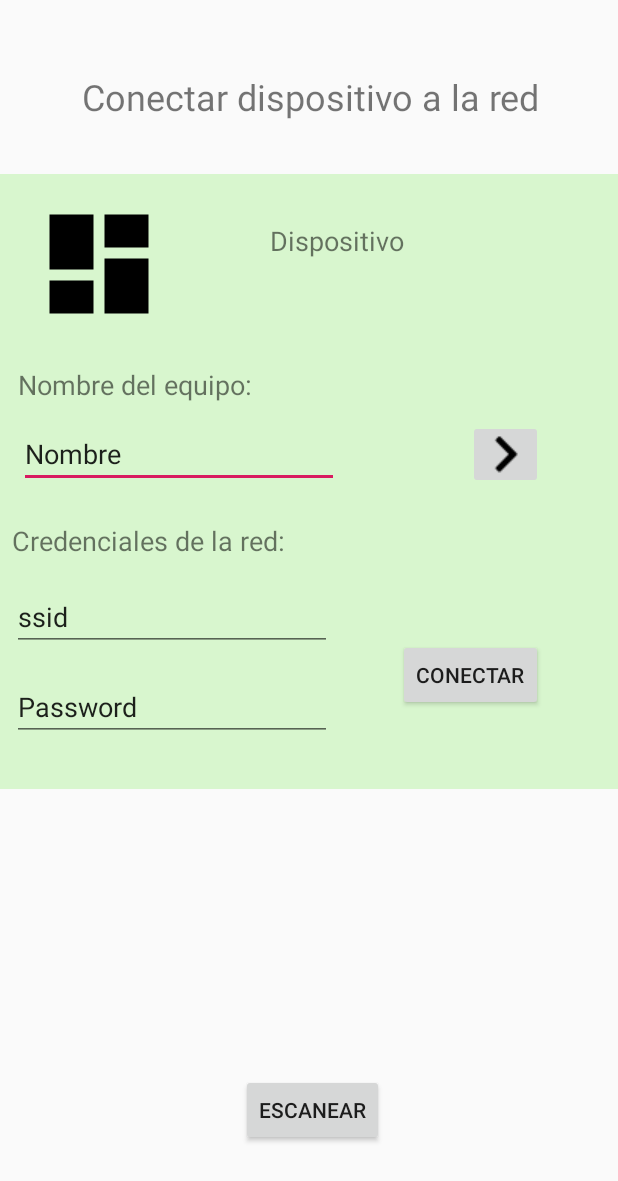
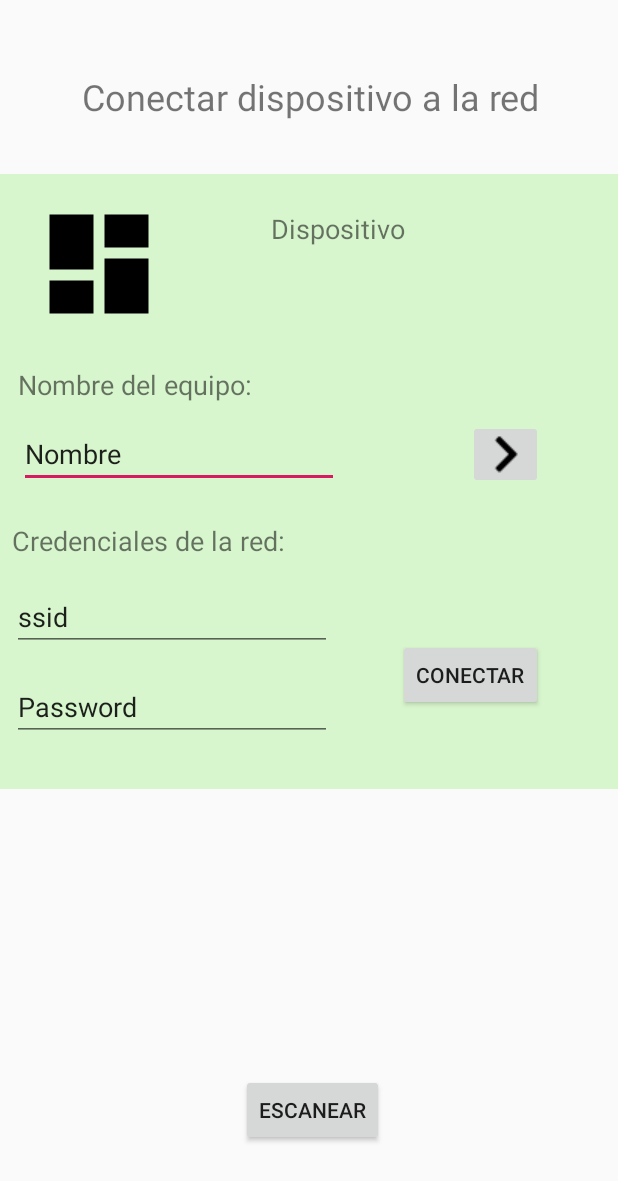
Before and after one commit to UlisesSchreiner/EnergytecApp, an Android app: the layout activity_add_device.xml on its own in the app's theme, with its tools: preview values and no code run, on a phone screen of 412 x 824 dp. Shown: the top 1181 px of the screen. Run offline under Robolectric (Android 15) with nearby library versions, the phone set to English and light mode, and no system bars; network calls fail.

Commit message:
addDevice2

```diff
--- a/app/src/main/java/com/example/myapplication/ObjetoHTTP.java
+++ b/app/src/main/java/com/example/myapplication/ObjetoHTTP.java
@@ -12,12 +12,9 @@ public class ObjetoHTTP implements Serializable {
     protected String NOMBRE;
 
 
-    ObjetoHTTP(){
 
+    public ObjetoHTTP() {
     }
 
 
-
-
-
 }
--- a/app/src/main/res/layout/activity_add_device.xml
+++ b/app/src/main/res/layout/activity_add_device.xml
@@ -20,7 +20,7 @@
         app:layout_constraintTop_toTopOf="parent" />
 
     <Button
-        android:id="@+id/button"
+        android:id="@+id/buttonEscan"
         android:layout_width="wrap_content"
         android:layout_height="wrap_content"
         android:layout_marginEnd="156dp"
@@ -31,6 +31,7 @@
         app:layout_constraintEnd_toEndOf="parent" />
 
     <androidx.constraintlayout.widget.ConstraintLayout
+        android:id="@+id/visorObjeto"
         android:layout_width="414dp"
         android:layout_height="410dp"
         android:layout_marginTop="116dp"
@@ -39,7 +40,7 @@
         tools:layout_editor_absoluteX="-2dp">
 
         <EditText
-            android:id="@+id/editText2"
+            android:id="@+id/editTextName"
             android:layout_width="wrap_content"
             android:layout_height="wrap_content"
             android:layout_marginTop="164dp"
@@ -52,7 +53,7 @@
             app:layout_constraintTop_toTopOf="parent" />
 
         <ImageView
-            android:id="@+id/imageView"
+            android:id="@+id/imageDevice"
             android:layout_width="100dp"
             android:layout_height="88dp"
             android:layout_marginStart="16dp"
@@ -63,12 +64,12 @@
             app:srcCompat="@drawable/ic_dashboard_black_24dp" />
 
         <TextView
-            android:id="@+id/textView14"
-            android:layout_width="wrap_content"
-            android:layout_height="0dp"
-            android:layout_marginTop="32dp"
-            android:layout_marginEnd="140dp"
-            android:layout_marginRight="140dp"
+            android:id="@+id/textDevice"
+            android:layout_width="165dp"
+            android:layout_height="75dp"
+            android:layout_marginTop="24dp"
+            android:layout_marginEnd="68dp"
+            android:layout_marginRight="68dp"
             android:text="Dispositivo "
             android:textSize="18sp"
             app:layout_constraintEnd_toEndOf="parent"
@@ -136,7 +137,7 @@
             app:layout_constraintEnd_toEndOf="parent" />
 
         <ImageButton
-            android:id="@+id/imageButton"
+            android:id="@+id/imageButtonName"
             android:layout_width="wrap_content"
             android:layout_height="wrap_content"
             android:layout_marginTop="164dp"
```
Also changed, not shown: app/src/main/java/com/example/myapplication/NewDevice.java (added, +104 -0 lines), app/src/main/java/com/example/myapplication/TermotanqueSolar.java (+5 -5 lines), app/src/main/java/com/example/myapplication/addDevice.java (+102 -0 lines).
